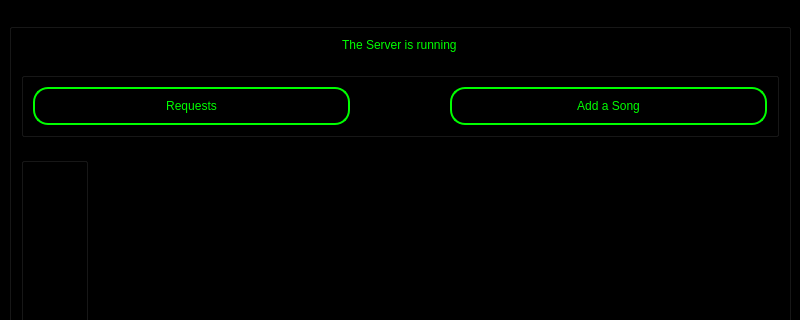
Above: GUI/UIs/ServerMainPageGUI.ui from YuraMoiseev/FinalProject before the change; both pictures show x 0 to 800 and y 0 to 320 of the 800 by 600 pixel window. Below: the same form after it.
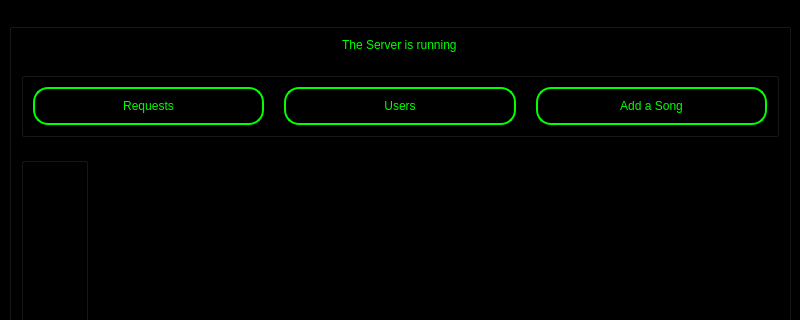
That is the form after the change.

Patch:
```diff
--- a/GUI/UIs/ServerMainPageGUI.ui
+++ b/GUI/UIs/ServerMainPageGUI.ui
@@ -76,7 +76,7 @@
          </property>
          <layout class="QHBoxLayout" name="horizontalLayout">
           <property name="spacing">
-           <number>100</number>
+           <number>20</number>
           </property>
           <item>
            <widget class="QPushButton" name="ButtonRequestWnd">
@@ -101,6 +101,29 @@
             </property>
            </widget>
           </item>
+          <item>
+           <widget class="QPushButton" name="ButtonUsersWnd">
+            <property name="sizePolicy">
+             <sizepolicy hsizetype="Minimum" vsizetype="Minimum">
+              <horstretch>0</horstretch>
+              <verstretch>0</verstretch>
+             </sizepolicy>
+            </property>
+            <property name="styleSheet">
+             <string notr="true">font: 14pt &quot;Arial&quot;;
+border-radius: 15px;
+border: 2px solid #00ff00;
+color: #00ff00;
+padding-top: 10px;
+padding-bottom: 10px;
+padding-left: 20px;
+padding-right: 20px; </string>
+            </property>
+            <property name="text">
+             <string>Users</string>
+            </property>
+           </widget>
+          </item>
           <item>
            <widget class="QPushButton" name="ButtonAddSongWnd">
             <property name="sizePolicy">
```
